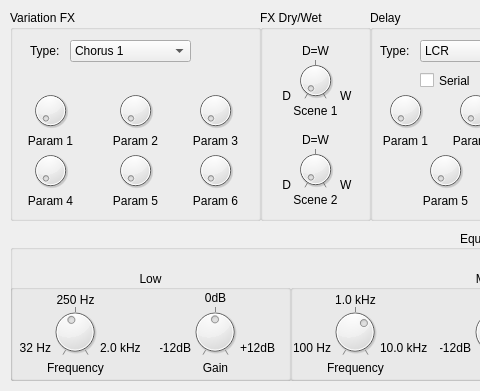
This is src/View/FxEq.ui in thefinalcutbg/QAN1xEditor as Qt 5 draws it before an edit; both pictures show x 0 to 480 and y 0 to 391 of the 971 by 391 pixel window. The edited form follows.
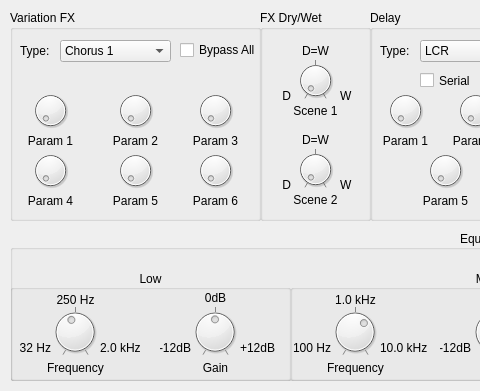
This is the edited form. Custom widgets are drawn as their Qt base class.

What changed in the file:
```diff
--- a/src/View/FxEq.ui
+++ b/src/View/FxEq.ui
@@ -261,7 +261,7 @@
    <widget class="QLabel" name="label_18">
     <property name="geometry">
      <rect>
-      <x>20</x>
+      <x>10</x>
       <y>30</y>
       <width>49</width>
       <height>21</height>
@@ -274,9 +274,9 @@
    <widget class="ComboPicker" name="variFxType">
     <property name="geometry">
      <rect>
-      <x>60</x>
+      <x>50</x>
       <y>30</y>
-      <width>121</width>
+      <width>111</width>
       <height>22</height>
      </rect>
     </property>
@@ -669,6 +669,19 @@
      <set>Qt::AlignCenter</set>
     </property>
    </widget>
+   <widget class="CheckBox" name="allBypass">
+    <property name="geometry">
+     <rect>
+      <x>170</x>
+      <y>30</y>
+      <width>81</width>
+      <height>20</height>
+     </rect>
+    </property>
+    <property name="text">
+     <string>Bypass All</string>
+    </property>
+   </widget>
   </widget>
   <widget class="QGroupBox" name="groupBox_7">
    <property name="geometry">
```
